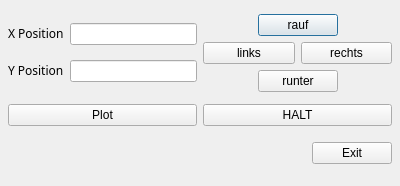
This is other-hardware/src-qt/StyroDesign/machine.ui in das-labor/legacy as Qt 5 draws it before an edit. The edited form follows.
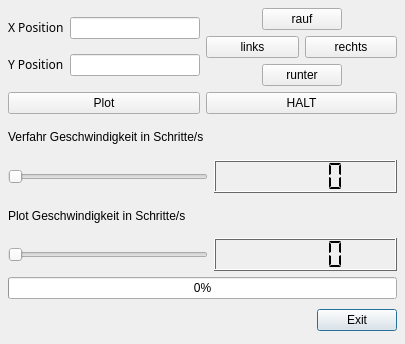
This is the edited form.

Patch:
```diff
--- a/other-hardware/src-qt/StyroDesign/machine.ui
+++ b/other-hardware/src-qt/StyroDesign/machine.ui
@@ -8,21 +8,744 @@
    <rect>
     <x>0</x>
     <y>0</y>
-    <width>400</width>
-    <height>186</height>
+    <width>405</width>
+    <height>344</height>
    </rect>
   </property>
   <property name="windowTitle" >
    <string>Dialog</string>
   </property>
-  <layout class="QVBoxLayout" >
+  <layout class="QGridLayout" >
    <property name="margin" >
     <number>8</number>
    </property>
    <property name="spacing" >
     <number>6</number>
    </property>
-   <item>
+   <item row="2" column="0" >
+    <layout class="QVBoxLayout" >
+     <property name="margin" >
+      <number>0</number>
+     </property>
+     <property name="spacing" >
+      <number>6</number>
+     </property>
+     <item>
+      <layout class="QVBoxLayout" >
+       <property name="margin" >
+        <number>0</number>
+       </property>
+       <property name="spacing" >
+        <number>6</number>
+       </property>
+       <item>
+        <widget class="QLabel" name="label_2_2" >
+         <property name="text" >
+          <string>Verfahr Geschwindigkeit in Schritte/s</string>
+         </property>
+        </widget>
+       </item>
+       <item>
+        <layout class="QHBoxLayout" >
+         <property name="margin" >
+          <number>0</number>
+         </property>
+         <property name="spacing" >
+          <number>6</number>
+         </property>
+         <item>
+          <widget class="QSlider" name="sliderMoveSpeed" >
+           <property name="sizePolicy" >
+            <sizepolicy>
+             <hsizetype>4</hsizetype>
+             <vsizetype>4</vsizetype>
+             <horstretch>0</horstretch>
+             <verstretch>0</verstretch>
+            </sizepolicy>
+           </property>
+           <property name="minimumSize" >
+            <size>
+             <width>200</width>
+             <height>0</height>
+            </size>
+           </property>
+           <property name="minimum" >
+            <number>0</number>
+           </property>
+           <property name="maximum" >
+            <number>400</number>
+           </property>
+           <property name="orientation" >
+            <enum>Qt::Horizontal</enum>
+           </property>
+          </widget>
+         </item>
+         <item>
+          <widget class="QLCDNumber" name="lcdNumberMoveSpeed" >
+           <property name="palette" >
+            <palette>
+             <active>
+              <color>
+               <red>0</red>
+               <green>0</green>
+               <blue>0</blue>
+              </color>
+              <color>
+               <red>206</red>
+               <green>206</green>
+               <blue>206</blue>
+              </color>
+              <color>
+               <red>255</red>
+               <green>255</green>
+               <blue>255</blue>
+              </color>
+              <color>
+               <red>230</red>
+               <green>230</green>
+               <blue>230</blue>
+              </color>
+              <color>
+               <red>103</red>
+               <green>103</green>
+               <blue>103</blue>
+              </color>
+              <color>
+               <red>137</red>
+               <green>137</green>
+               <blue>137</blue>
+              </color>
+              <color>
+               <red>0</red>
+               <green>0</green>
+               <blue>0</blue>
+              </color>
+              <color>
+               <red>255</red>
+               <green>255</green>
+               <blue>255</blue>
+              </color>
+              <color>
+               <red>0</red>
+               <green>0</green>
+               <blue>0</blue>
+              </color>
+              <color>
+               <red>255</red>
+               <green>255</green>
+               <blue>255</blue>
+              </color>
+              <color>
+               <red>207</red>
+               <green>207</green>
+               <blue>207</blue>
+              </color>
+              <color>
+               <red>0</red>
+               <green>0</green>
+               <blue>0</blue>
+              </color>
+              <color>
+               <red>0</red>
+               <green>0</green>
+               <blue>0</blue>
+              </color>
+              <color>
+               <red>255</red>
+               <green>255</green>
+               <blue>255</blue>
+              </color>
+              <color>
+               <red>0</red>
+               <green>0</green>
+               <blue>255</blue>
+              </color>
+              <color>
+               <red>255</red>
+               <green>0</green>
+               <blue>255</blue>
+              </color>
+              <color>
+               <red>230</red>
+               <green>230</green>
+               <blue>230</blue>
+              </color>
+             </active>
+             <inactive>
+              <color>
+               <red>0</red>
+               <green>0</green>
+               <blue>0</blue>
+              </color>
+              <color>
+               <red>206</red>
+               <green>206</green>
+               <blue>206</blue>
+              </color>
+              <color>
+               <red>255</red>
+               <green>255</green>
+               <blue>255</blue>
+              </color>
+              <color>
+               <red>237</red>
+               <green>237</green>
+               <blue>237</blue>
+              </color>
+              <color>
+               <red>103</red>
+               <green>103</green>
+               <blue>103</blue>
+              </color>
+              <color>
+               <red>137</red>
+               <green>137</green>
+               <blue>137</blue>
+              </color>
+              <color>
+               <red>0</red>
+               <green>0</green>
+               <blue>0</blue>
+              </color>
+              <color>
+               <red>255</red>
+               <green>255</green>
+               <blue>255</blue>
+              </color>
+              <color>
+               <red>0</red>
+               <green>0</green>
+               <blue>0</blue>
+              </color>
+              <color>
+               <red>255</red>
+               <green>255</green>
+               <blue>255</blue>
+              </color>
+              <color>
+               <red>207</red>
+               <green>207</green>
+               <blue>207</blue>
+              </color>
+              <color>
+               <red>0</red>
+               <green>0</green>
+               <blue>0</blue>
+              </color>
+              <color>
+               <red>0</red>
+               <green>0</green>
+               <blue>0</blue>
+              </color>
+              <color>
+               <red>255</red>
+               <green>255</green>
+               <blue>255</blue>
+              </color>
+              <color>
+               <red>0</red>
+               <green>0</green>
+               <blue>255</blue>
+              </color>
+              <color>
+               <red>255</red>
+               <green>0</green>
+               <blue>255</blue>
+              </color>
+              <color>
+               <red>230</red>
+               <green>230</green>
+               <blue>230</blue>
+              </color>
+             </inactive>
+             <disabled>
+              <color>
+               <red>128</red>
+               <green>128</green>
+               <blue>128</blue>
+              </color>
+              <color>
+               <red>206</red>
+               <green>206</green>
+               <blue>206</blue>
+              </color>
+              <color>
+               <red>255</red>
+               <green>255</green>
+               <blue>255</blue>
+              </color>
+              <color>
+               <red>237</red>
+               <green>237</green>
+               <blue>237</blue>
+              </color>
+              <color>
+               <red>103</red>
+               <green>103</green>
+               <blue>103</blue>
+              </color>
+              <color>
+               <red>137</red>
+               <green>137</green>
+               <blue>137</blue>
+              </color>
+              <color>
+               <red>128</red>
+               <green>128</green>
+               <blue>128</blue>
+              </color>
+              <color>
+               <red>255</red>
+               <green>255</green>
+               <blue>255</blue>
+              </color>
+              <color>
+               <red>128</red>
+               <green>128</green>
+               <blue>128</blue>
+              </color>
+              <color>
+               <red>255</red>
+               <green>255</green>
+               <blue>255</blue>
+              </color>
+              <color>
+               <red>207</red>
+               <green>207</green>
+               <blue>207</blue>
+              </color>
+              <color>
+               <red>0</red>
+               <green>0</green>
+               <blue>0</blue>
+              </color>
+              <color>
+               <red>121</red>
+               <green>125</green>
+               <blue>121</blue>
+              </color>
+              <color>
+               <red>207</red>
+               <green>207</green>
+               <blue>207</blue>
+              </color>
+              <color>
+               <red>0</red>
+               <green>0</green>
+               <blue>255</blue>
+              </color>
+              <color>
+               <red>255</red>
+               <green>0</green>
+               <blue>255</blue>
+              </color>
+              <color>
+               <red>230</red>
+               <green>230</green>
+               <blue>230</blue>
+              </color>
+             </disabled>
+            </palette>
+           </property>
+           <property name="segmentStyle" >
+            <enum>QLCDNumber::Flat</enum>
+           </property>
+          </widget>
+         </item>
+        </layout>
+       </item>
+      </layout>
+     </item>
+     <item>
+      <layout class="QVBoxLayout" >
+       <property name="margin" >
+        <number>0</number>
+       </property>
+       <property name="spacing" >
+        <number>6</number>
+       </property>
+       <item>
+        <widget class="QLabel" name="label_3" >
+         <property name="text" >
+          <string>Plot Geschwindigkeit in Schritte/s</string>
+         </property>
+        </widget>
+       </item>
+       <item>
+        <layout class="QHBoxLayout" >
+         <property name="margin" >
+          <number>0</number>
+         </property>
+         <property name="spacing" >
+          <number>6</number>
+         </property>
+         <item>
+          <widget class="QSlider" name="sliderPlotSpeed" >
+           <property name="sizePolicy" >
+            <sizepolicy>
+             <hsizetype>4</hsizetype>
+             <vsizetype>4</vsizetype>
+             <horstretch>0</horstretch>
+             <verstretch>0</verstretch>
+            </sizepolicy>
+           </property>
+           <property name="minimumSize" >
+            <size>
+             <width>200</width>
+             <height>0</height>
+            </size>
+           </property>
+           <property name="minimum" >
+            <number>0</number>
+           </property>
+           <property name="maximum" >
+            <number>400</number>
+           </property>
+           <property name="orientation" >
+            <enum>Qt::Horizontal</enum>
+           </property>
+          </widget>
+         </item>
+         <item>
+          <widget class="QLCDNumber" name="lcdNumberPlotSpeed" >
+           <property name="palette" >
+            <palette>
+             <active>
+              <color>
+               <red>0</red>
+               <green>0</green>
+               <blue>0</blue>
+              </color>
+              <color>
+               <red>206</red>
+               <green>206</green>
+               <blue>206</blue>
+              </color>
+              <color>
+               <red>255</red>
+               <green>255</green>
+               <blue>255</blue>
+              </color>
+              <color>
+               <red>230</red>
+               <green>230</green>
+               <blue>230</blue>
+              </color>
+              <color>
+               <red>103</red>
+               <green>103</green>
+               <blue>103</blue>
+              </color>
+              <color>
+               <red>137</red>
+               <green>137</green>
+               <blue>137</blue>
+              </color>
+              <color>
+               <red>0</red>
+               <green>0</green>
+               <blue>0</blue>
+              </color>
+              <color>
+               <red>255</red>
+               <green>255</green>
+               <blue>255</blue>
+              </color>
+              <color>
+               <red>0</red>
+               <green>0</green>
+               <blue>0</blue>
+              </color>
+              <color>
+               <red>255</red>
+               <green>255</green>
+               <blue>255</blue>
+              </color>
+              <color>
+               <red>206</red>
+               <green>206</green>
+               <blue>206</blue>
+              </color>
+              <color>
+               <red>0</red>
+               <green>0</green>
+               <blue>0</blue>
+              </color>
+              <color>
+               <red>0</red>
+               <green>0</green>
+               <blue>0</blue>
+              </color>
+              <color>
+               <red>255</red>
+               <green>255</green>
+               <blue>255</blue>
+              </color>
+              <color>
+               <red>0</red>
+               <green>0</green>
+               <blue>255</blue>
+              </color>
+              <color>
+               <red>255</red>
+               <green>0</green>
+               <blue>255</blue>
+              </color>
+              <color>
+               <red>230</red>
+               <green>230</green>
+               <blue>230</blue>
+              </color>
+             </active>
+             <inactive>
+              <color>
+               <red>0</red>
+               <green>0</green>
+               <blue>0</blue>
+              </color>
+              <color>
+               <red>206</red>
+               <green>206</green>
+               <blue>206</blue>
+              </color>
+              <color>
+               <red>255</red>
+               <green>255</green>
+               <blue>255</blue>
+              </color>
+              <color>
+               <red>237</red>
+               <green>237</green>
+               <blue>237</blue>
+              </color>
+              <color>
+               <red>103</red>
+               <green>103</green>
+               <blue>103</blue>
+              </color>
+              <color>
+               <red>137</red>
+               <green>137</green>
+               <blue>137</blue>
+              </color>
+              <color>
+               <red>0</red>
+               <green>0</green>
+               <blue>0</blue>
+              </color>
+              <color>
+               <red>255</red>
+               <green>255</green>
+               <blue>255</blue>
+              </color>
+              <color>
+               <red>0</red>
+               <green>0</green>
+               <blue>0</blue>
+              </color>
+              <color>
+               <red>255</red>
+               <green>255</green>
+               <blue>255</blue>
+              </color>
+              <color>
+               <red>206</red>
+               <green>206</green>
+               <blue>206</blue>
+              </color>
+              <color>
+               <red>0</red>
+               <green>0</green>
+               <blue>0</blue>
+              </color>
+              <color>
+               <red>0</red>
+               <green>0</green>
+               <blue>0</blue>
+              </color>
+              <color>
+               <red>255</red>
+               <green>255</green>
+               <blue>255</blue>
+              </color>
+              <color>
+               <red>0</red>
+               <green>0</green>
+               <blue>255</blue>
+              </color>
+              <color>
+               <red>255</red>
+               <green>0</green>
+               <blue>255</blue>
+              </color>
+              <color>
+               <red>230</red>
+               <green>230</green>
+               <blue>230</blue>
+              </color>
+             </inactive>
+             <disabled>
+              <color>
+               <red>128</red>
+               <green>128</green>
+               <blue>128</blue>
+              </color>
+              <color>
+               <red>206</red>
+               <green>206</green>
+               <blue>206</blue>
+              </color>
+              <color>
+               <red>255</red>
+               <green>255</green>
+               <blue>255</blue>
+              </color>
+              <color>
+               <red>237</red>
+               <green>237</green>
+               <blue>237</blue>
+              </color>
+              <color>
+               <red>103</red>
+               <green>103</green>
+               <blue>103</blue>
+              </color>
+              <color>
+               <red>137</red>
+               <green>137</green>
+               <blue>137</blue>
+              </color>
+              <color>
+               <red>128</red>
+               <green>128</green>
+               <blue>128</blue>
+              </color>
+              <color>
+               <red>255</red>
+               <green>255</green>
+               <blue>255</blue>
+              </color>
+              <color>
+               <red>128</red>
+               <green>128</green>
+               <blue>128</blue>
+              </color>
+              <color>
+               <red>255</red>
+               <green>255</green>
+               <blue>255</blue>
+              </color>
+              <color>
+               <red>206</red>
+               <green>206</green>
+               <blue>206</blue>
+              </color>
+              <color>
+               <red>0</red>
+               <green>0</green>
+               <blue>0</blue>
+              </color>
+              <color>
+               <red>121</red>
+               <green>125</green>
+               <blue>121</blue>
+              </color>
+              <color>
+               <red>207</red>
+               <green>207</green>
+               <blue>207</blue>
+              </color>
+              <color>
+               <red>0</red>
+               <green>0</green>
+               <blue>255</blue>
+              </color>
+              <color>
+               <red>255</red>
+               <green>0</green>
+               <blue>255</blue>
+              </color>
+              <color>
+               <red>230</red>
+               <green>230</green>
+               <blue>230</blue>
+              </color>
+             </disabled>
+            </palette>
+           </property>
+           <property name="segmentStyle" >
+            <enum>QLCDNumber::Flat</enum>
+           </property>
+          </widget>
+         </item>
+        </layout>
+       </item>
+      </layout>
+     </item>
+    </layout>
+   </item>
+   <item row="3" column="0" >
+    <widget class="QProgressBar" name="progressBar" >
+     <property name="value" >
+      <number>0</number>
+     </property>
+    </widget>
+   </item>
+   <item row="4" column="0" >
+    <layout class="QHBoxLayout" >
+     <property name="margin" >
+      <number>0</number>
+     </property>
+     <property name="spacing" >
+      <number>6</number>
+     </property>
+     <item>
+      <spacer>
+       <property name="orientation" >
+        <enum>Qt::Horizontal</enum>
+       </property>
+       <property name="sizeHint" >
+        <size>
+         <width>131</width>
+         <height>31</height>
+        </size>
+       </property>
+      </spacer>
+     </item>
+     <item>
+      <widget class="QPushButton" name="exitButton" >
+       <property name="text" >
+        <string>Exit</string>
+       </property>
+      </widget>
+     </item>
+    </layout>
+   </item>
+   <item row="1" column="0" >
+    <layout class="QHBoxLayout" >
+     <property name="margin" >
+      <number>0</number>
+     </property>
+     <property name="spacing" >
+      <number>6</number>
+     </property>
+     <item>
+      <widget class="QPushButton" name="plotButton" >
+       <property name="text" >
+        <string>Plot</string>
+       </property>
+      </widget>
+     </item>
+     <item>
+      <widget class="QPushButton" name="StopButton" >
+       <property name="text" >
+        <string>HALT</string>
+       </property>
+      </widget>
+     </item>
+    </layout>
+   </item>
+   <item row="0" column="0" >
     <layout class="QHBoxLayout" >
      <property name="margin" >
       <number>0</number>
@@ -212,61 +935,17 @@
      </item>
     </layout>
    </item>
-   <item>
-    <layout class="QHBoxLayout" >
-     <property name="margin" >
-      <number>0</number>
-     </property>
-     <property name="spacing" >
-      <number>6</number>
-     </property>
-     <item>
-      <widget class="QPushButton" name="plotButton" >
-       <property name="text" >
-        <string>Plot</string>
-       </property>
-      </widget>
-     </item>
-     <item>
-      <widget class="QPushButton" name="StopButton" >
-       <property name="text" >
-        <string>HALT</string>
-       </property>
-      </widget>
-     </item>
-    </layout>
-   </item>
-   <item>
-    <layout class="QHBoxLayout" >
-     <property name="margin" >
-      <number>0</number>
-     </property>
-     <property name="spacing" >
-      <number>6</number>
-     </property>
-     <item>
-      <spacer>
-       <property name="orientation" >
-        <enum>Qt::Horizontal</enum>
-       </property>
-       <property name="sizeHint" >
-        <size>
-         <width>131</width>
-         <height>31</height>
-        </size>
-       </property>
-      </spacer>
-     </item>
-     <item>
-      <widget class="QPushButton" name="exitButton" >
-       <property name="text" >
-        <string>Exit</string>
-       </property>
-      </widget>
-     </item>
-    </layout>
-   </item>
   </layout>
+  <widget class="QWidget" name="gridLayout" >
+   <property name="geometry" >
+    <rect>
+     <x>140</x>
+     <y>260</y>
+     <width>160</width>
+     <height>80</height>
+    </rect>
+   </property>
+  </widget>
  </widget>
  <pixmapfunction></pixmapfunction>
  <resources/>
```
Left out of the diff: 38 changed lines with no effect on the pictures.
